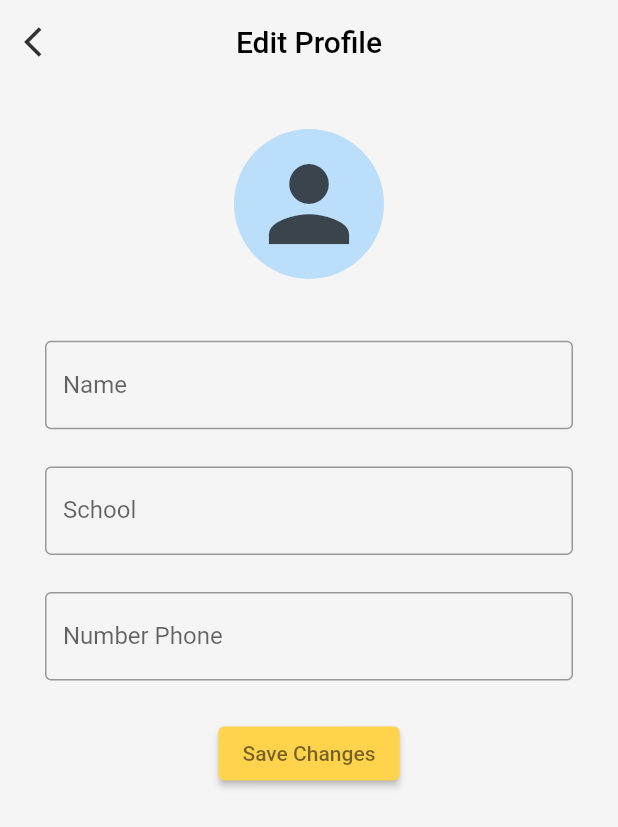
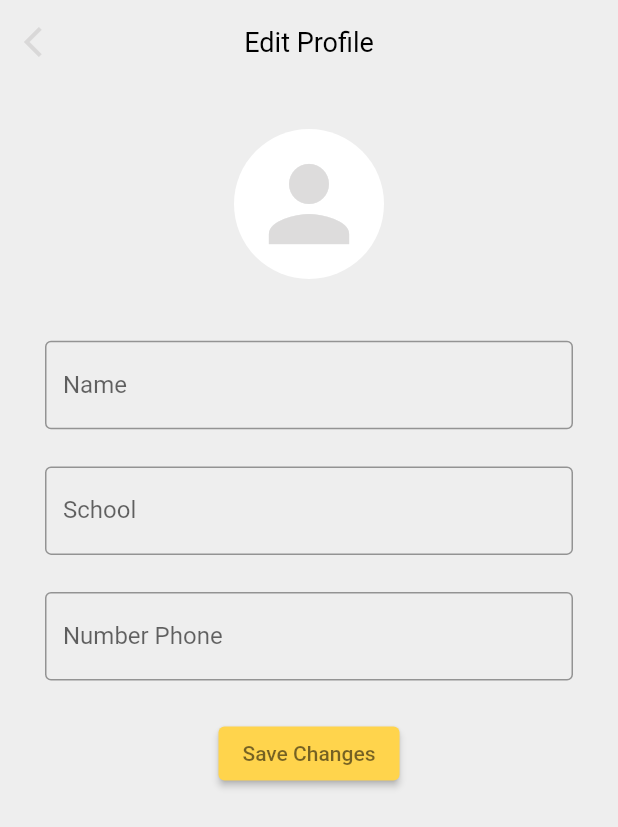
Before and after one commit to Mobile-Apps-Unpak/TA-Mobpro, a Flutter app: the screen it shows once a user with an empty profile is signed in, item 4 of the bottom bar chosen, after a tap on "Edit Profile", on a phone screen of 412 x 824 dp. Shown: the top 827 px of the screen. Run offline on Flutter 3.47's test engine with Material 2 defaults, Android fonts, the phone set to English and light mode, and no system bars; our stand-ins replace cloud_firestore, firebase_auth, firebase_core, percent_indicator, persistent_bottom_nav_bar_v2 and 1 more; missing offline and left inert: dart:ffi; accounts and stored records are empty.

Commit message:
Separate AppBar Widget

```diff
--- a/mobile/lib/main.dart
+++ b/mobile/lib/main.dart
@@ -1,5 +1,4 @@
 import 'package:flutter/material.dart';
-import 'package:flutter/services.dart';
 import 'package:firebase_core/firebase_core.dart';
 import 'package:mobile/screen/splashscreen.dart';
 import 'firebase_options.dart';
@@ -9,10 +8,6 @@ import 'provider/theme_provider.dart';
 
 Future main() async {
   WidgetsFlutterBinding.ensureInitialized();
-  await SystemChrome.setPreferredOrientations([
-    DeviceOrientation.portraitUp,
-    DeviceOrientation.portraitDown,
-  ]);
 
   await Firebase.initializeApp(
     options: DefaultFirebaseOptions.currentPlatform,
--- a/mobile/lib/provider/theme_provider.dart
+++ b/mobile/lib/provider/theme_provider.dart
@@ -25,7 +25,7 @@ class MyThemes {
     primaryColor: const Color.fromARGB(255, 29, 29, 29),
     colorScheme: const ColorScheme.dark(),
     appBarTheme: const AppBarTheme(
-        backgroundColor: Colors.black,
+        backgroundColor: Colors.transparent,
         toolbarTextStyle: TextStyle(color: Colors.white)),
     iconTheme: const IconThemeData(
       color: Color(0xffffd44c),
@@ -37,7 +37,7 @@ class MyThemes {
     primaryColor: Colors.white,
     colorScheme: const ColorScheme.light(),
     appBarTheme: const AppBarTheme(
-        backgroundColor: Colors.white,
+        backgroundColor: Colors.transparent,
         toolbarTextStyle: TextStyle(color: Colors.black)),
     iconTheme: const IconThemeData(
         color: Color.fromARGB(255, 212, 211, 211), opacity: 0.8),
--- a/mobile/lib/screen/edit_profile.dart
+++ b/mobile/lib/screen/edit_profile.dart
@@ -1,6 +1,7 @@
 import 'package:cloud_firestore/cloud_firestore.dart';
 import 'package:flutter/material.dart';
 import 'package:mobile/utils/userdata.dart';
+import 'package:mobile/widget/appbar_with_leading.dart';
 
 class EditProfile extends StatefulWidget {
   final String? id;
@@ -35,26 +36,11 @@ class _EditProfileState extends State<EditProfile> {
   @override
   Widget build(BuildContext context) {
     return Scaffold(
-      backgroundColor: Colors.grey[100],
-      appBar: AppBar(
-        centerTitle: true,
-        leading: IconButton(
-          icon: const Icon(Icons.arrow_back_ios),
-          color: Colors.black,
-          onPressed: () => Navigator.pop(context),
-        ),
-        title: const Text(
-          'Edit Profile',
-          style: TextStyle(color: Colors.black),
-        ),
-        backgroundColor: Colors.transparent,
-        elevation: 0,
-      ),
+      backgroundColor: Theme.of(context).scaffoldBackgroundColor,
+      appBar: appBarWithLeading(context, 'Edit Profile'),
       body: ListView(
         children: [
-          Expanded(
-            child: getUser(),
-          ),
+          getUser(),
         ],
       ),
     );
@@ -86,13 +72,15 @@ class _EditProfileState extends State<EditProfile> {
           child: Column(
             crossAxisAlignment: CrossAxisAlignment.start,
             children: [
-              const Center(
+              Center(
                 child: CircleAvatar(
                   radius: 50,
                   child: Icon(
                     Icons.person,
                     size: 80,
+                    color: Theme.of(context).iconTheme.color,
                   ),
+                  backgroundColor: Theme.of(context).primaryColor,
                 ),
               ),
               SizedBox(
--- a/mobile/lib/screen/mainpage_screen/settings.dart
+++ b/mobile/lib/screen/mainpage_screen/settings.dart
@@ -5,7 +5,8 @@ import 'package:mobile/screen/change_password.dart';
 import 'package:mobile/screen/contact_us.dart';
 import 'package:mobile/screen/edit_profile.dart';
 import 'package:mobile/screen/relog_page.dart';
-import '../../widget/change_theme_button_widget.dart';
+import 'package:mobile/widget/appbar_without_leading.dart';
+import 'package:mobile/widget/change_theme_button_widget.dart';
 
 class Settings extends StatefulWidget {
   final String? id;
@@ -22,16 +23,7 @@ class _SettingsState extends State<Settings> {
     var w = MediaQuery.of(context).size.width;
     return Scaffold(
       backgroundColor: Theme.of(context).scaffoldBackgroundColor,
-      appBar: AppBar(
-        iconTheme: Theme.of(context).iconTheme,
-        centerTitle: true,
-        title: const Text(
-          'Settings',
-        ),
-        elevation: 0,
-        backgroundColor: Colors.transparent,
-        titleTextStyle: Theme.of(context).appBarTheme.toolbarTextStyle,
-      ),
+      appBar: appBarWithoutLeading(context, 'Settings'),
       body: Padding(
         padding: EdgeInsets.symmetric(horizontal: w * .05, vertical: h * .01),
         child: ListView(
--- /dev/null
+++ b/mobile/lib/widget/appbar_with_leading.dart
@@ -0,0 +1,20 @@
+import 'package:flutter/material.dart';
+
+AppBar appBarWithLeading(BuildContext context, title) {
+  return AppBar(
+      iconTheme: Theme.of(context).iconTheme,
+      titleTextStyle: Theme.of(context).appBarTheme.toolbarTextStyle,
+      centerTitle: true,
+      leading: IconButton(
+        onPressed: () {
+          Navigator.pop(context, true);
+        },
+        icon: const Icon(Icons.arrow_back_ios),
+      ),
+      title: Text(
+        title,
+        style: const TextStyle(fontSize: 18),
+      ),
+      backgroundColor: Theme.of(context).appBarTheme.backgroundColor,
+      elevation: 0);
+}
--- /dev/null
+++ b/mobile/lib/widget/appbar_without_leading.dart
@@ -0,0 +1,16 @@
+import 'package:flutter/material.dart';
+
+AppBar appBarWithoutLeading(BuildContext context, title) {
+  return AppBar(
+    leading: const SizedBox(),
+    iconTheme: Theme.of(context).iconTheme,
+    centerTitle: true,
+    title: Text(
+      title,
+      style: const TextStyle(fontSize: 18),
+    ),
+    elevation: 0,
+    backgroundColor: Theme.of(context).appBarTheme.backgroundColor,
+    titleTextStyle: Theme.of(context).appBarTheme.toolbarTextStyle,
+  );
+}
```
Also changed, not shown: mobile/lib/screen/badge.dart (+2 -10 lines), mobile/lib/screen/change_password.dart (+3 -17 lines), mobile/lib/screen/checkout.dart (+3 -11 lines), mobile/lib/screen/contact_us.dart (+3 -21 lines), mobile/lib/screen/list_modul.dart (+3 -18 lines), mobile/lib/screen/mainpage_screen/modul.dart (+3 -14 lines), mobile/lib/screen/mainpage_screen/profile.dart (+2 -10 lines), mobile/lib/screen/mainpage_screen/study.dart (+5 -5 lines), mobile/lib/screen/payment_method.dart (+2 -11 lines), mobile/lib/screen/regist_page.dart (+3 -16 lines), mobile/lib/screen/user_progress.dart (+3 -16 lines).
